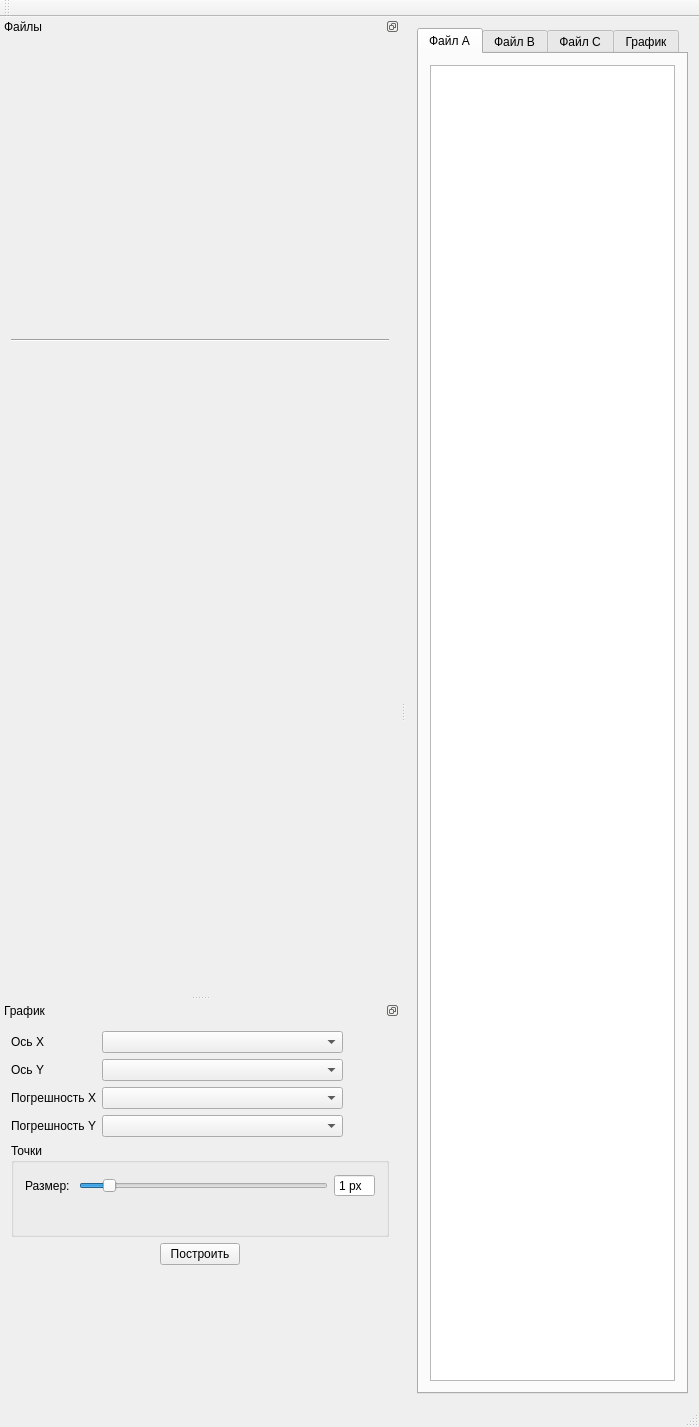
First picture: the form in dialogs/mainwindow.ui, repository gurmaaan/AdvancedPlot, before the edit.
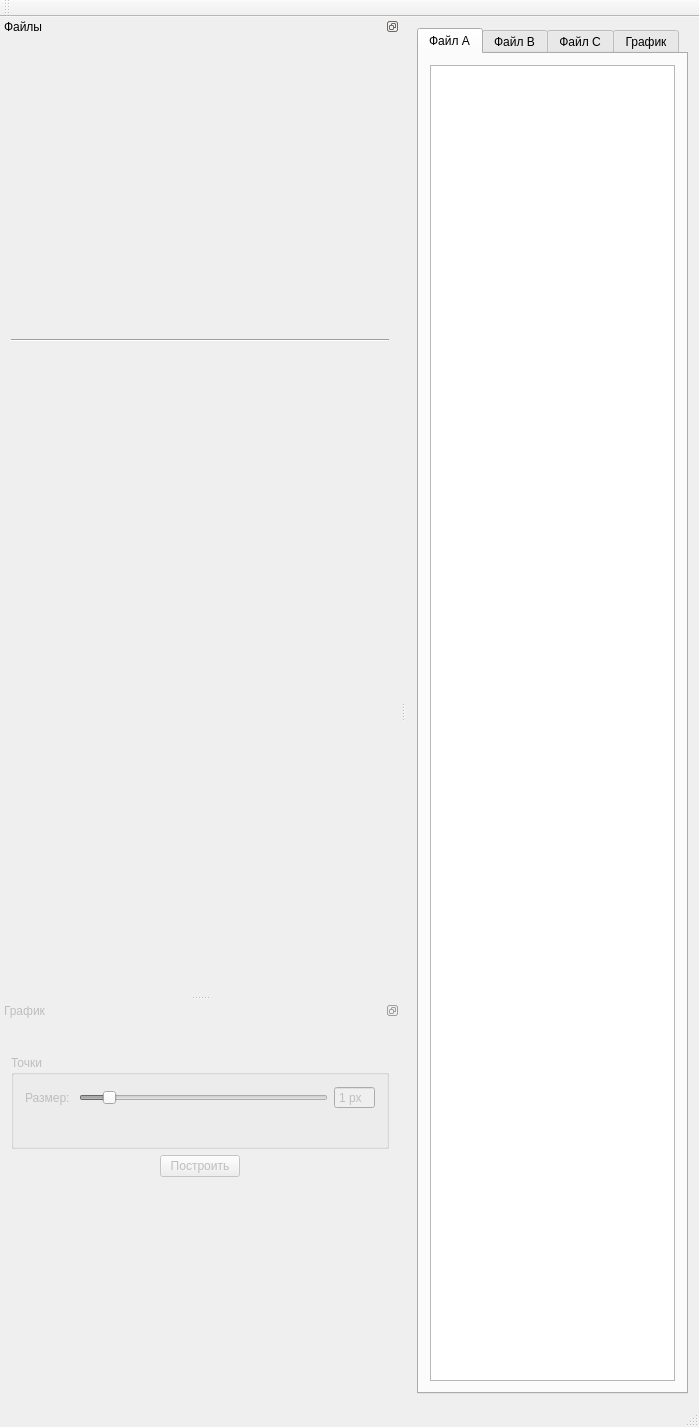
Second picture: the form after the edit. Icons and pictures are not drawn. Custom widgets are drawn as their Qt base class.

```diff
--- a/dialogs/mainwindow.ui
+++ b/dialogs/mainwindow.ui
@@ -184,7 +184,7 @@
   </widget>
   <widget class="QDockWidget" name="plot_dock">
    <property name="enabled">
-    <bool>true</bool>
+    <bool>false</bool>
    </property>
    <property name="minimumSize">
     <size>
@@ -207,159 +207,16 @@
    <widget class="QWidget" name="plotDock_cntnt">
     <layout class="QVBoxLayout" name="verticalLayout_7">
      <item>
-      <layout class="QGridLayout" name="gridLayout">
-       <item row="0" column="0">
-        <widget class="QLabel" name="x_lbl">
-         <property name="sizePolicy">
-          <sizepolicy hsizetype="Maximum" vsizetype="Preferred">
-           <horstretch>0</horstretch>
-           <verstretch>0</verstretch>
-          </sizepolicy>
-         </property>
-         <property name="text">
-          <string>Ось X</string>
-         </property>
-         <property name="alignment">
-          <set>Qt::AlignRight|Qt::AlignTrailing|Qt::AlignVCenter</set>
-         </property>
-         <property name="buddy">
-          <cstring>x_cb</cstring>
-         </property>
-        </widget>
-       </item>
-       <item row="0" column="1">
-        <widget class="QComboBox" name="x_cb">
-         <property name="sizePolicy">
-          <sizepolicy hsizetype="Minimum" vsizetype="Fixed">
-           <horstretch>0</horstretch>
-           <verstretch>0</verstretch>
-          </sizepolicy>
-         </property>
-        </widget>
-       </item>
-       <item row="1" column="0">
-        <widget class="QLabel" name="y_lbl">
-         <property name="sizePolicy">
-          <sizepolicy hsizetype="Maximum" vsizetype="Preferred">
-           <horstretch>0</horstretch>
-           <verstretch>0</verstretch>
-          </sizepolicy>
-         </property>
-         <property name="text">
-          <string>Ось Y</string>
-         </property>
-         <property name="alignment">
-          <set>Qt::AlignRight|Qt::AlignTrailing|Qt::AlignVCenter</set>
-         </property>
-         <property name="buddy">
-          <cstring>y_cb</cstring>
-         </property>
-        </widget>
-       </item>
-       <item row="1" column="1">
-        <widget class="QComboBox" name="y_cb">
-         <property name="sizePolicy">
-          <sizepolicy hsizetype="Minimum" vsizetype="Fixed">
-           <horstretch>0</horstretch>
-           <verstretch>0</verstretch>
-          </sizepolicy>
-         </property>
-         <property name="currentText">
-          <string/>
-         </property>
-        </widget>
-       </item>
-       <item row="2" column="0">
-        <widget class="QLabel" name="dx_lbl">
-         <property name="sizePolicy">
-          <sizepolicy hsizetype="Maximum" vsizetype="Preferred">
-           <horstretch>0</horstretch>
-           <verstretch>0</verstretch>
-          </sizepolicy>
-         </property>
-         <property name="text">
-          <string>Погрешность X</string>
-         </property>
-         <property name="alignment">
-          <set>Qt::AlignRight|Qt::AlignTrailing|Qt::AlignVCenter</set>
-         </property>
-         <property name="buddy">
-          <cstring>dx_cb</cstring>
-         </property>
-        </widget>
-       </item>
-       <item row="2" column="1">
-        <widget class="QComboBox" name="dx_cb">
-         <property name="sizePolicy">
-          <sizepolicy hsizetype="Minimum" vsizetype="Fixed">
-           <horstretch>0</horstretch>
-           <verstretch>0</verstretch>
-          </sizepolicy>
-         </property>
-        </widget>
-       </item>
-       <item row="2" column="2">
-        <widget class="ColorButton" name="dxClr" native="true">
-         <property name="sizePolicy">
-          <sizepolicy hsizetype="Maximum" vsizetype="Preferred">
-           <horstretch>0</horstretch>
-           <verstretch>0</verstretch>
-          </sizepolicy>
-         </property>
-         <property name="minimumSize">
-          <size>
-           <width>40</width>
-           <height>0</height>
-          </size>
-         </property>
-        </widget>
-       </item>
-       <item row="3" column="0">
-        <widget class="QLabel" name="dy_lbl">
-         <property name="sizePolicy">
-          <sizepolicy hsizetype="Maximum" vsizetype="Preferred">
-           <horstretch>0</horstretch>
-           <verstretch>0</verstretch>
-          </sizepolicy>
-         </property>
-         <property name="text">
-          <string>Погрешность Y</string>
-         </property>
-         <property name="alignment">
-          <set>Qt::AlignRight|Qt::AlignTrailing|Qt::AlignVCenter</set>
-         </property>
-         <property name="buddy">
-          <cstring>dy_cb</cstring>
-         </property>
-        </widget>
-       </item>
-       <item row="3" column="1">
-        <widget class="QComboBox" name="dy_cb">
-         <property name="sizePolicy">
-          <sizepolicy hsizetype="Minimum" vsizetype="Fixed">
-           <horstretch>0</horstretch>
-           <verstretch>0</verstretch>
-          </sizepolicy>
-         </property>
-        </widget>
-       </item>
-       <item row="3" column="2">
-        <widget class="ColorButton" name="dyClr" native="true">
-         <property name="sizePolicy">
-          <sizepolicy hsizetype="Maximum" vsizetype="Preferred">
-           <horstretch>0</horstretch>
-           <verstretch>0</verstretch>
-          </sizepolicy>
-         </property>
-         <property name="minimumSize">
-          <size>
-           <width>40</width>
-           <height>0</height>
-          </size>
-         </property>
-        </widget>
-       </item>
-      </layout>
+      <widget class="AxisWidget" name="xAxis" native="true"/>
+     </item>
+     <item>
+      <widget class="AxisWidget" name="yAxis" native="true"/>
+     </item>
+     <item>
+      <widget class="AxisWidget" name="dxAxis" native="true"/>
+     </item>
+     <item>
+      <widget class="AxisWidget" name="dyAxis" native="true"/>
      </item>
      <item>
       <widget class="QGroupBox" name="points_gb">
@@ -514,6 +371,12 @@
    <header>widgets/colorbutton.h</header>
    <container>1</container>
   </customwidget>
+  <customwidget>
+   <class>AxisWidget</class>
+   <extends>QWidget</extends>
+   <header>widgets/axiswidget.h</header>
+   <container>1</container>
+  </customwidget>
  </customwidgets>
  <resources>
   <include location="../src.qrc"/>
```
Left out of the diff: 5 changed lines with no effect on the pictures.
